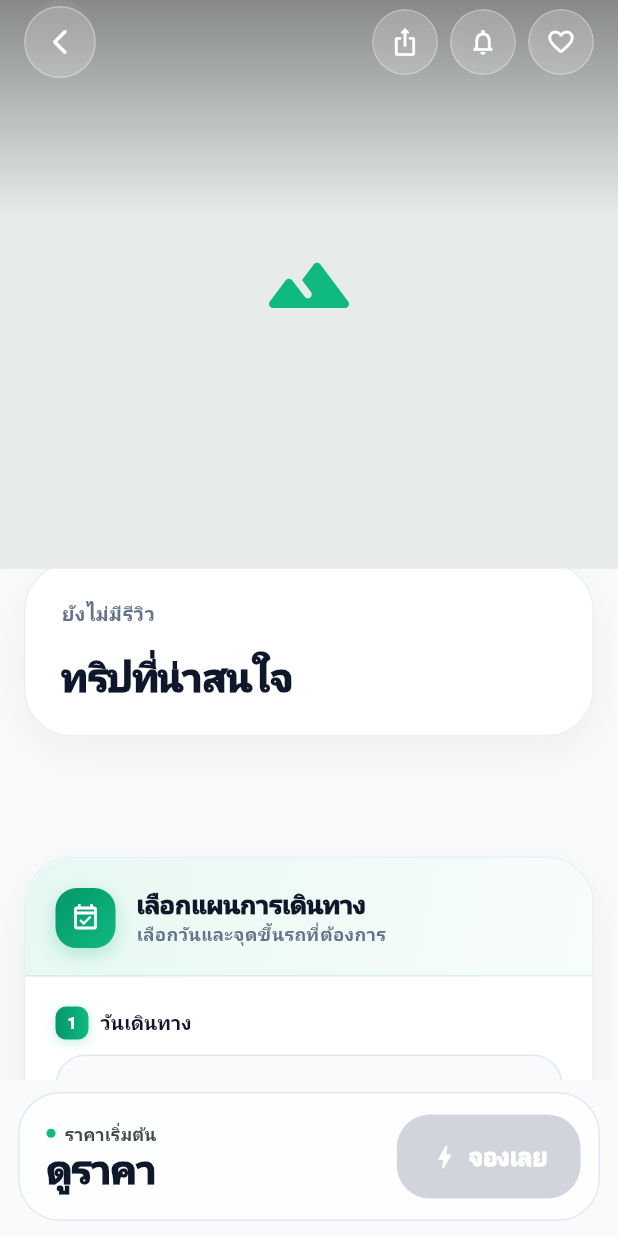
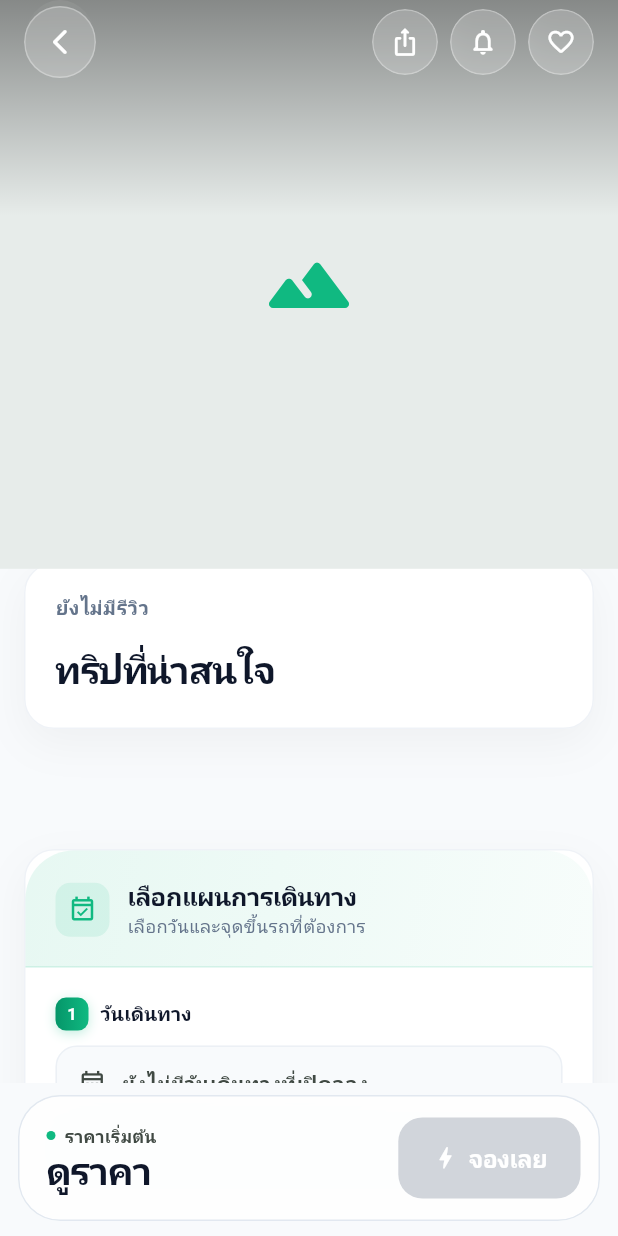
Before and after one commit to Teetawatch/luilaykhao-app, a Flutter app: the TravelDetailPage screen opened directly with empty values, on a phone screen of 412 x 824 dp. Run offline on Flutter 3.47's test engine with Material 3 defaults, Android fonts, the phone set to English and light mode, and no system bars; our stand-ins replace app_links, audioplayers, cached_network_image, connectivity_plus, firebase_analytics, firebase_core and 19 more; missing offline and left inert: mobile_scanner; accounts and stored records are empty; network calls fail; Roboto replaces fonts that are missing (Anuphan).

Commit message:
Fix itinerary disappearing and polish trip detail
The trip programme vanished whenever a pickup region was selected:
itinerary entries without an explicit region tag were treated as
non-matching and filtered out. Shared (untagged) itinerary entries now
stay visible across all regions, so only genuinely region-specific
entries are filtered.

Also an Apple HIG pass over the trip detail screen, matching the rest
of the app: card radius 32→20, section-header gradient chips replaced
with flat tonal icon plates, the "จองเลย" CTA flattened to a solid fill
with a lighter shadow and 16px radius, and font weights pulled back
from w900 to w800/w700 across the title, itinerary, booking bar,
reviews, and schedule chips.

```diff
--- a/lib/screens/trip_detail_booking.part.dart
+++ b/lib/screens/trip_detail_booking.part.dart
@@ -177,7 +177,7 @@ class StickyBookingBar extends StatelessWidget {
                                       'รอบเหมา',
                                       style: GoogleFonts.anuphan(
                                         fontSize: 13,
-                                        fontWeight: FontWeight.w800,
+                                        fontWeight: FontWeight.w700,
                                         color: const Color(0xFF7C3AED),
                                       ),
                                     ),
@@ -190,8 +190,8 @@ class StickyBookingBar extends StatelessWidget {
                                 maxLines: 1,
                                 overflow: TextOverflow.ellipsis,
                                 style: GoogleFonts.anuphan(
-                                  fontSize: 26,
-                                  fontWeight: FontWeight.w900,
+                                  fontSize: 25,
+                                  fontWeight: FontWeight.w800,
                                   color: isDark ? Colors.white : _premiumText,
                                   height: 1.1,
                                   letterSpacing: -0.6,
@@ -215,7 +215,7 @@ class StickyBookingBar extends StatelessWidget {
                                     style: GoogleFonts.anuphan(
                                       fontSize: 11,
                                       color: _softAccent,
-                                      fontWeight: FontWeight.w800,
+                                      fontWeight: FontWeight.w700,
                                     ),
                                   ),
                                 ),
@@ -241,15 +241,10 @@ class StickyBookingBar extends StatelessWidget {
                         height: 50,
                         child: DecoratedBox(
                           decoration: BoxDecoration(
-                            gradient: LinearGradient(
-                              colors: [
-                                _softAccent.withValues(alpha: 0.12),
-                                _softAccent.withValues(alpha: 0.06),
-                              ],
-                            ),
-                            borderRadius: BorderRadius.circular(18),
+                            color: _softAccent.withValues(alpha: 0.08),
+                            borderRadius: BorderRadius.circular(14),
                             border: Border.all(
-                              color: _softAccent.withValues(alpha: 0.25),
+                              color: _softAccent.withValues(alpha: 0.20),
                             ),
                           ),
                           child: TextButton.icon(
@@ -259,17 +254,18 @@ class StickyBookingBar extends StatelessWidget {
                             style: TextButton.styleFrom(
                               foregroundColor: _softAccent,
                               shape: RoundedRectangleBorder(
-                                borderRadius: BorderRadius.circular(18),
+                                borderRadius: BorderRadius.circular(14),
                               ),
                             ),
-                            icon: const Icon(Icons.groups_rounded, size: 20),
+                            icon: const Icon(Icons.groups_rounded, size: 19),
                             label: Text(
                               joinTripPrice > 0
                                   ? 'จอยทริป · ${money(joinTripPrice)} / คน'
                                   : 'จอยทริป',
                               style: GoogleFonts.anuphan(
                                 fontSize: 15,
-                                fontWeight: FontWeight.w900,
+                                fontWeight: FontWeight.w700,
+                                letterSpacing: -0.1,
                               ),
                             ),
                           ),
@@ -314,29 +310,19 @@ class _BookingButtonState extends State<_BookingButton> {
         duration: const Duration(milliseconds: 120),
         curve: Curves.easeOutBack,
         child: Container(
-          height: 56,
+          height: 54,
           padding: const EdgeInsets.symmetric(horizontal: 22),
           decoration: BoxDecoration(
-            gradient: widget.enabled
-                ? const LinearGradient(
-                    begin: Alignment.topLeft,
-                    end: Alignment.bottomRight,
-                    colors: [Color(0xFF059669), Color(0xFF065F46)],
-                  )
-                : null,
-            color: widget.enabled ? null : const Color(0xFFD1D5DB),
-            borderRadius: BorderRadius.circular(22),
+            color: widget.enabled
+                ? AppTheme.primaryColor
+                : const Color(0xFFD1D5DB),
+            borderRadius: BorderRadius.circular(16),
             boxShadow: widget.enabled
                 ? [
                     BoxShadow(
-                      color: const Color(0xFF059669).withValues(alpha: 0.40),
-                      blurRadius: 18,
-                      offset: const Offset(0, 7),
-                    ),
-                    BoxShadow(
-                      color: const Color(0xFF059669).withValues(alpha: 0.15),
-                      blurRadius: 8,
-                      offset: const Offset(0, 2),
+                      color: AppTheme.primaryColor.withValues(alpha: 0.28),
+                      blurRadius: 12,
+                      offset: const Offset(0, 5),
                     ),
                   ]
                 : null,
@@ -344,13 +330,13 @@ class _BookingButtonState extends State<_BookingButton> {
           child: Row(
             mainAxisSize: MainAxisSize.min,
             children: [
-              const Icon(Icons.bolt_rounded, size: 20, color: Colors.white),
+              const Icon(Icons.bolt_rounded, size: 19, color: Colors.white),
               const SizedBox(width: 6),
               Text(
                 'จองเลย',
                 style: GoogleFonts.anuphan(
                   fontSize: 16,
-                  fontWeight: FontWeight.w900,
+                  fontWeight: FontWeight.w800,
                   color: Colors.white,
                   letterSpacing: -0.2,
                 ),
--- a/lib/screens/trip_detail_helpers.part.dart
+++ b/lib/screens/trip_detail_helpers.part.dart
@@ -443,7 +443,11 @@ bool _itineraryEntryMatchesRegion(
 
   final entryValues = _itineraryRegionValues(data);
 
-  if (entryValues.isEmpty) return false;
+  // An itinerary entry with no region tagging is a *shared* plan that applies
+  // to every pickup region — it must stay visible when a region is selected,
+  // otherwise the whole programme disappears for trips whose itinerary isn't
+  // split per region (the common case).
+  if (entryValues.isEmpty) return true;
   return entryValues.any(
     (value) =>
         _regionTextMatches(value, regionKey) ||
--- a/lib/screens/trip_detail_info.part.dart
+++ b/lib/screens/trip_detail_info.part.dart
@@ -55,7 +55,7 @@ class DestinationInfoSection extends StatelessWidget {
         children: [
           // ── top badge row ──────────────────────────────────────────
           Padding(
-            padding: const EdgeInsets.fromLTRB(24, 24, 24, 0),
+            padding: const EdgeInsets.fromLTRB(20, 20, 20, 0),
             child: Row(
               children: [
                 _RatingSummary(trip: trip, reviews: reviews),
@@ -68,17 +68,17 @@ class DestinationInfoSection extends StatelessWidget {
           const SizedBox(height: 16),
           // ── title ──────────────────────────────────────────────────
           Padding(
-            padding: const EdgeInsets.symmetric(horizontal: 24),
+            padding: const EdgeInsets.symmetric(horizontal: 20),
             child: Text(
               _tripTitle(trip),
               maxLines: 3,
               overflow: TextOverflow.ellipsis,
               style: GoogleFonts.anuphan(
-                fontSize: 26,
-                fontWeight: FontWeight.w900,
+                fontSize: 25,
+                fontWeight: FontWeight.w800,
                 color: isDark ? Colors.white : _premiumText,
                 height: 1.2,
-                letterSpacing: -0.4,
+                letterSpacing: -0.5,
               ),
             ),
           ),
@@ -86,7 +86,7 @@ class DestinationInfoSection extends StatelessWidget {
           if (location.isNotEmpty) ...[
             const SizedBox(height: 10),
             Padding(
-              padding: const EdgeInsets.symmetric(horizontal: 24),
+              padding: const EdgeInsets.symmetric(horizontal: 20),
               child: Row(
                 crossAxisAlignment: CrossAxisAlignment.center,
                 children: [
@@ -125,12 +125,12 @@ class DestinationInfoSection extends StatelessWidget {
           if (chips.isNotEmpty) ...[
             const SizedBox(height: 20),
             Container(
-              margin: const EdgeInsets.fromLTRB(16, 0, 16, 20),
+              margin: const EdgeInsets.fromLTRB(16, 0, 16, 18),
               decoration: BoxDecoration(
                 color: isDark
                     ? Colors.white.withValues(alpha: 0.04)
                     : const Color(0xFFF8FAFC),
-                borderRadius: BorderRadius.circular(20),
+                borderRadius: BorderRadius.circular(16),
                 border: Border.all(
                   color: isDark
                       ? Colors.white.withValues(alpha: 0.06)
@@ -594,7 +594,7 @@ class MustKnowSection extends StatelessWidget {
                         'สิ่งที่ควรรู้ก่อนเดินทาง',
                         style: GoogleFonts.anuphan(
                           fontSize: 16,
-                          fontWeight: FontWeight.w900,
+                          fontWeight: FontWeight.w800,
                           color: isDark
                               ? const Color(0xFFF59E0B)
                               : const Color(0xFF92400E),
@@ -681,18 +681,16 @@ class PreparationsSection extends StatelessWidget {
                     width: 26,
                     height: 26,
                     decoration: BoxDecoration(
-                      gradient: const LinearGradient(
-                        colors: [Color(0xFF059669), Color(0xFF10B981)],
-                      ),
+                      color: _softAccent.withValues(alpha: isDark ? 0.18 : 0.10),
                       borderRadius: BorderRadius.circular(8),
                     ),
                     child: Center(
                       child: Text(
                         '${i + 1}',
                         style: GoogleFonts.anuphan(
-                          fontSize: 11,
-                          fontWeight: FontWeight.w900,
-                          color: Colors.white,
+                          fontSize: 11.5,
+                          fontWeight: FontWeight.w700,
+                          color: _softAccent,
                         ),
                       ),
                     ),
--- a/lib/screens/trip_detail_plan.part.dart
+++ b/lib/screens/trip_detail_plan.part.dart
@@ -207,7 +207,7 @@ class _PlanStepLabel extends StatelessWidget {
               style: GoogleFonts.anuphan(
                 color: Colors.white,
                 fontSize: 11,
-                fontWeight: FontWeight.w900,
+                fontWeight: FontWeight.w700,
               ),
             ),
           ),
@@ -633,7 +633,7 @@ class _ScheduleChip extends StatelessWidget {
               dayLabel,
               style: GoogleFonts.anuphan(
                 fontSize: 26,
-                fontWeight: FontWeight.w900,
+                fontWeight: FontWeight.w800,
                 color: fg,
                 height: 1.0,
               ),
--- a/lib/screens/trip_detail_widgets.part.dart
+++ b/lib/screens/trip_detail_widgets.part.dart
@@ -6,7 +6,7 @@ class _PremiumCard extends StatelessWidget {
 
   const _PremiumCard({
     required this.child,
-    this.padding = const EdgeInsets.all(24),
+    this.padding = const EdgeInsets.all(20),
   });
 
   @override
@@ -16,9 +16,9 @@ class _PremiumCard extends StatelessWidget {
       padding: padding,
       decoration: AppTheme.cardDecoration(
         context,
-        radius: 32,
-        borderColor: AppTheme.border(context).withValues(alpha: 0.7),
-        shadowOpacity: 0.045,
+        radius: 20,
+        borderColor: AppTheme.border(context).withValues(alpha: 0.55),
+        shadowOpacity: 0.04,
       ),
       child: child,
     );
@@ -42,28 +42,18 @@ class _SectionHeader extends StatelessWidget {
     return Row(
       crossAxisAlignment: CrossAxisAlignment.center,
       children: [
-        // colored icon box
+        // tonal icon plate — flatter and calmer than the previous gradient
+        // chip, matching the iOS-style icon plates used elsewhere in the app.
         Container(
-          width: 40,
-          height: 40,
+          width: 36,
+          height: 36,
           decoration: BoxDecoration(
-            gradient: const LinearGradient(
-              begin: Alignment.topLeft,
-              end: Alignment.bottomRight,
-              colors: [Color(0xFF059669), Color(0xFF10B981)],
-            ),
-            borderRadius: BorderRadius.circular(14),
-            boxShadow: [
-              BoxShadow(
-                color: _softAccent.withValues(alpha: 0.28),
-                blurRadius: 10,
-                offset: const Offset(0, 4),
-              ),
-            ],
+            color: _softAccent.withValues(alpha: isDark ? 0.18 : 0.10),
+            borderRadius: BorderRadius.circular(10),
           ),
-          child: Icon(icon, size: 20, color: Colors.white),
+          child: Icon(icon, size: 19, color: _softAccent),
         ),
-        const SizedBox(width: 14),
+        const SizedBox(width: 12),
         Expanded(
           child: Column(
             crossAxisAlignment: CrossAxisAlignment.start,
@@ -74,7 +64,7 @@ class _SectionHeader extends StatelessWidget {
                 overflow: TextOverflow.ellipsis,
                 style: GoogleFonts.anuphan(
                   fontSize: 17,
-                  fontWeight: FontWeight.w900,
+                  fontWeight: FontWeight.w800,
                   color: isDark ? Colors.white : _premiumText,
                   height: 1.2,
                   letterSpacing: -0.3,
@@ -87,7 +77,7 @@ class _SectionHeader extends StatelessWidget {
                   style: GoogleFonts.anuphan(
                     fontSize: 12,
                     color: _mutedText,
-                    fontWeight: FontWeight.w600,
+                    fontWeight: FontWeight.w500,
                   ),
                 ),
               ],
@@ -205,8 +195,8 @@ class _InfoChip extends StatelessWidget {
               style: GoogleFonts.anuphan(
                 fontSize: 12,
                 color: isDark ? _softAccent : const Color(0xFF047857),
-                fontWeight: FontWeight.w800,
-                letterSpacing: 0.1,
+                fontWeight: FontWeight.w700,
+                letterSpacing: -0.1,
               ),
             ),
           ),
@@ -226,23 +216,25 @@ class _EmptySelectionNotice extends StatelessWidget {
   Widget build(BuildContext context) {
     return Container(
       width: double.infinity,
-      padding: const EdgeInsets.all(16),
+      padding: const EdgeInsets.all(14),
       decoration: BoxDecoration(
         color: AppTheme.subtleSurface(context),
-        borderRadius: BorderRadius.circular(20),
-        border: Border.all(color: AppTheme.border(context)),
+        borderRadius: BorderRadius.circular(14),
+        border: Border.all(
+          color: AppTheme.border(context).withValues(alpha: 0.55),
+        ),
       ),
       child: Row(
         children: [
-          Icon(icon, color: AppTheme.mutedText(context), size: 20),
+          Icon(icon, color: AppTheme.mutedText(context), size: 19),
           const SizedBox(width: 10),
           Expanded(
             child: Text(
               text,
               style: GoogleFonts.anuphan(
                 color: AppTheme.mutedText(context),
-                fontSize: 14,
-                fontWeight: FontWeight.w700,
+                fontSize: 13.5,
+                fontWeight: FontWeight.w600,
               ),
             ),
           ),
@@ -301,14 +293,15 @@ class _RatingPill extends StatelessWidget {
       child: Row(
         mainAxisSize: MainAxisSize.min,
         children: [
-          const Icon(Icons.star_rounded, size: 17, color: Color(0xFFE8A117)),
+          const Icon(Icons.star_rounded, size: 16, color: Color(0xFFE8A117)),
           const SizedBox(width: 4),
           Text(
             numberText(rating, fallback: '0'),
             style: GoogleFonts.anuphan(
               color: AppTheme.onSurface(context),
               fontSize: 13,
-              fontWeight: FontWeight.w900,
+              fontWeight: FontWeight.w800,
+              letterSpacing: -0.1,
             ),
           ),
           const SizedBox(width: 6),
@@ -317,7 +310,7 @@ class _RatingPill extends StatelessWidget {
             style: GoogleFonts.anuphan(
               color: AppTheme.mutedText(context),
               fontSize: 12,
-              fontWeight: FontWeight.w700,
+              fontWeight: FontWeight.w500,
             ),
           ),
         ],
```
Also changed, not shown: lib/screens/trip_detail_content.part.dart (+17 -25 lines), lib/screens/trip_detail_reviews.part.dart (+7 -7 lines).
